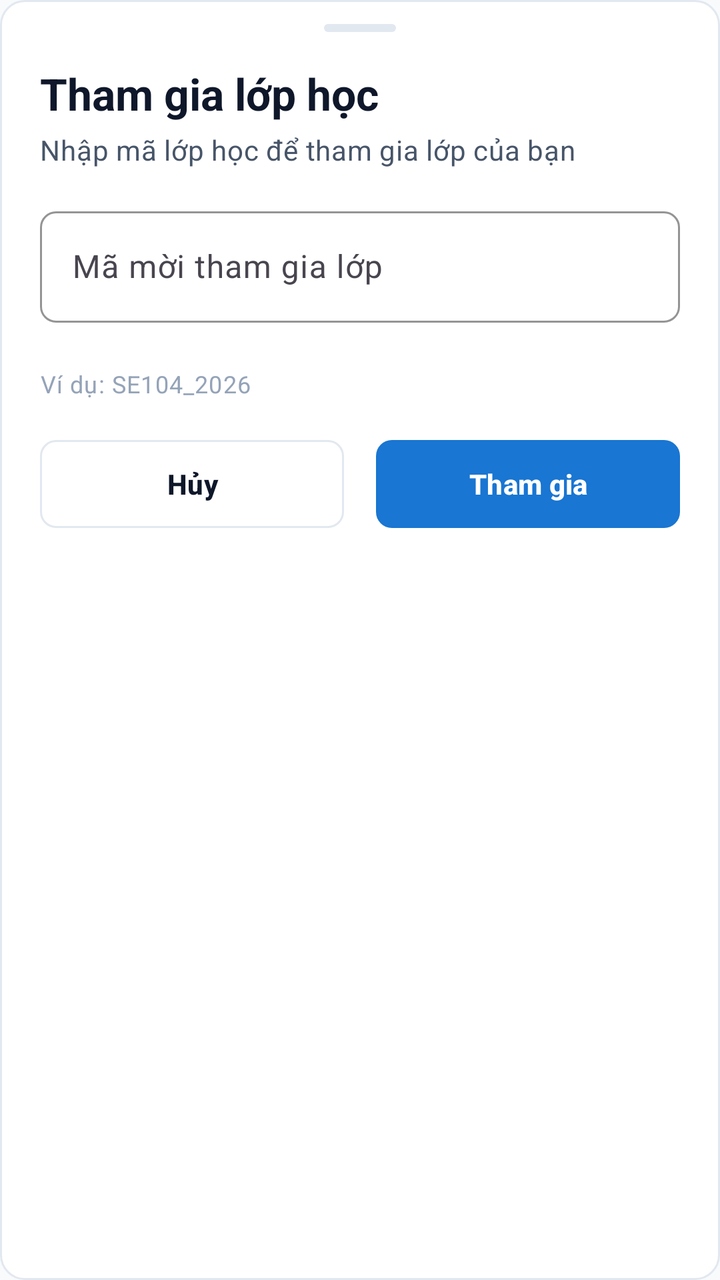
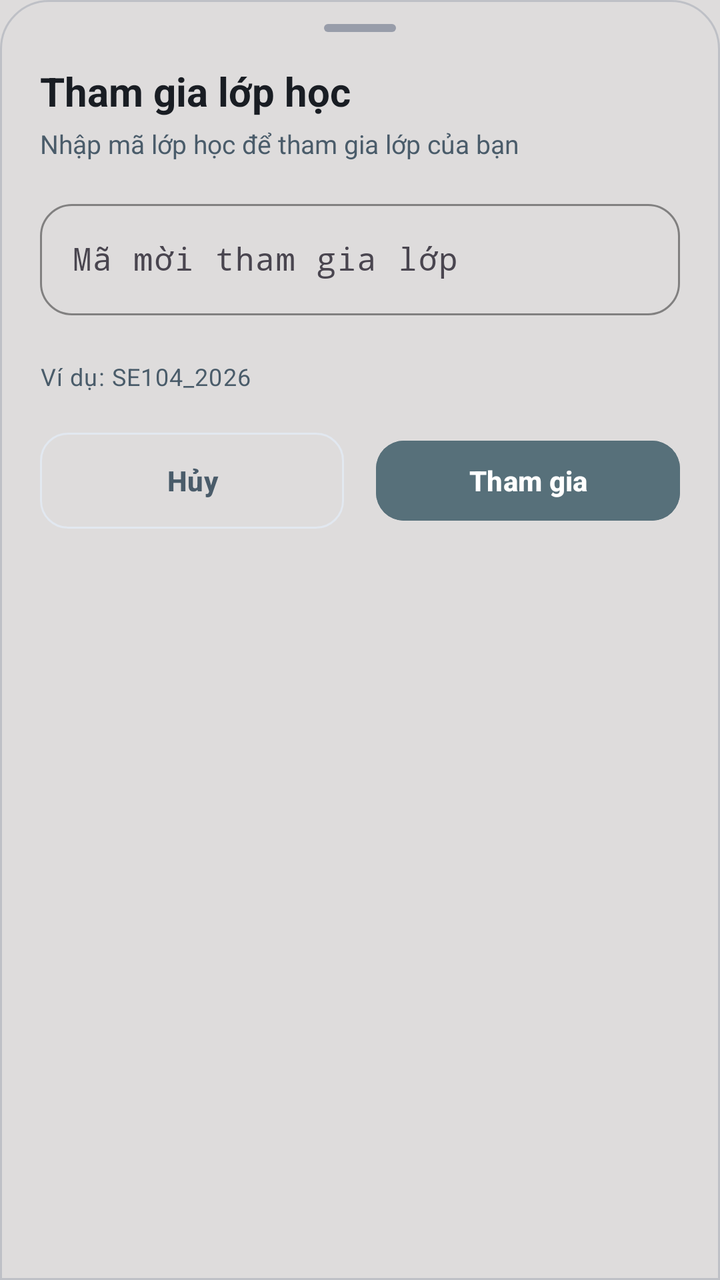

Screens rendered from an Android XML layout before and after an edit, with the pre-edit source and the edit as a unified diff.
<!-- AndroidManifest.xml: application theme Theme.UniClassApp -->
<!-- res/layout/dialog_join_class_bottom_sheet.xml -->
<?xml version="1.0" encoding="utf-8"?>
<LinearLayout xmlns:android="http://schemas.android.com/apk/res/android"
    xmlns:app="http://schemas.android.com/apk/res-auto"
    android:layout_width="match_parent"
    android:layout_height="wrap_content"
    android:background="@drawable/bg_surface_card"
    android:orientation="vertical"
    android:paddingHorizontal="@dimen/space_20"
    android:paddingTop="@dimen/space_12"
    android:paddingBottom="@dimen/space_24">

    
    <View
        android:id="@+id/viewDragHandle"
        android:layout_width="36dp"
        android:layout_height="4dp"
        android:layout_gravity="center_horizontal"
        android:background="@drawable/bg_drag_handle" />

    
    <TextView
        android:id="@+id/tvJoinTitle"
        style="@style/TextAppearance.EduLens.Headline"
        android:layout_width="match_parent"
        android:layout_height="wrap_content"
        android:layout_marginTop="@dimen/space_16"
        android:text="@string/join_class_title" />

    
    <TextView
        android:id="@+id/tvJoinDesc"
        style="@style/TextAppearance.EduLens.Body"
        android:layout_width="match_parent"
        android:layout_height="wrap_content"
        android:layout_marginTop="@dimen/space_4"
        android:text="@string/join_class_desc" />

    
    <com.google.android.material.textfield.TextInputLayout
        android:id="@+id/tilInviteCode"
        style="@style/Widget.Material3.TextInputLayout.OutlinedBox"
        android:layout_width="match_parent"
        android:layout_height="wrap_content"
        android:layout_marginTop="@dimen/space_16"
        android:hint="@string/join_class_code_hint"
        app:boxCornerRadiusBottomEnd="@dimen/radius_sm"
        app:boxCornerRadiusBottomStart="@dimen/radius_sm"
        app:boxCornerRadiusTopEnd="@dimen/radius_sm"
        app:boxCornerRadiusTopStart="@dimen/radius_sm"
        app:boxStrokeColor="@color/color_primary"
        app:errorEnabled="true">

        <com.google.android.material.textfield.TextInputEditText
            android:id="@+id/etInviteCode"
            android:layout_width="match_parent"
            android:layout_height="wrap_content"
            android:inputType="textCapCharacters|textNoSuggestions"
            android:maxLines="1"
            android:singleLine="true"
            android:textColor="@color/text_primary" />
    </com.google.android.material.textfield.TextInputLayout>

    
    <TextView
        android:id="@+id/tvCodeHint"
        style="@style/TextAppearance.EduLens.Caption"
        android:layout_width="match_parent"
        android:layout_height="wrap_content"
        android:layout_marginTop="2dp"
        android:text="@string/join_class_example_hint"
        android:textColor="@color/text_muted" />

    
    <ProgressBar
        android:id="@+id/pbJoinLoading"
        android:layout_width="wrap_content"
        android:layout_height="wrap_content"
        android:layout_gravity="center_horizontal"
        android:layout_marginTop="@dimen/space_12"
        android:indeterminateTint="@color/color_primary"
        android:visibility="gone" />

    
    <LinearLayout
        android:layout_width="match_parent"
        android:layout_height="wrap_content"
        android:layout_marginTop="@dimen/space_20"
        android:orientation="horizontal">

        <com.google.android.material.button.MaterialButton
            android:id="@+id/btnCancelJoin"
            style="@style/Widget.EduLens.Button.Outlined"
            android:layout_width="0dp"
            android:layout_height="44dp"
            android:layout_marginEnd="@dimen/space_8"
            android:layout_weight="1"
            android:text="@string/join_class_cancel" />

        <com.google.android.material.button.MaterialButton
            android:id="@+id/btnSubmitJoin"
            style="@style/Widget.EduLens.Button.Filled"
            android:layout_width="0dp"
            android:layout_height="44dp"
            android:layout_marginStart="@dimen/space_8"
            android:layout_weight="1"
            android:text="@string/join_class_submit" />
    </LinearLayout>

</LinearLayout>
<!-- resources referenced by this layout -->
<resources>
  <color name="color_primary">#1976D2</color>
  <color name="text_muted">#94A3B8</color>
  <color name="text_primary">#0F172A</color>
  <dimen name="radius_sm">8dp</dimen>
  <dimen name="space_12">12dp</dimen>
  <dimen name="space_16">16dp</dimen>
  <dimen name="space_20">20dp</dimen>
  <dimen name="space_24">24dp</dimen>
  <dimen name="space_4">4dp</dimen>
  <dimen name="space_8">8dp</dimen>
  <!-- drawable bg_drag_handle (drawable) -->
  <?xml version="1.0" encoding="utf-8"?>
  <shape xmlns:android="http://schemas.android.com/apk/res/android"
      android:shape="rectangle">
      <corners android:radius="@dimen/radius_pill" />
      <solid android:color="@color/outline_border" />
      <size
          android:width="36dp"
          android:height="4dp" />
  </shape>
  <!-- drawable bg_surface_card (drawable) -->
  <?xml version="1.0" encoding="utf-8"?>
  <shape xmlns:android="http://schemas.android.com/apk/res/android"
      android:shape="rectangle">
      <solid android:color="@color/color_surface" />
      <stroke
          android:width="1dp"
          android:color="@color/outline_border" />
      <corners android:radius="@dimen/radius_md" />
  </shape>
  <string name="join_class_cancel">Hủy</string>
  <string name="join_class_code_hint">Mã mời tham gia lớp</string>
  <string name="join_class_desc">Nhập mã lớp học để tham gia lớp của bạn</string>
  <string name="join_class_example_hint">Ví dụ: SE104_2026</string>
  <string name="join_class_submit">Tham gia</string>
  <string name="join_class_title">Tham gia lớp học</string>
  <style name="TextAppearance.EduLens.Body" parent="TextAppearance.Material3.BodyMedium">
          <item name="android:textSize">14sp</item>
          <item name="android:textStyle">normal</item>
          <item name="android:textColor">@color/text_secondary</item>
      </style>
  <style name="TextAppearance.EduLens.Headline" parent="TextAppearance.Material3.HeadlineSmall">
          <item name="android:textSize">22sp</item>
          <item name="android:textStyle">bold</item>
          <item name="android:textColor">@color/text_primary</item>
      </style>
  <style name="Widget.EduLens.Button.Filled" parent="Widget.Material3.Button">
          <item name="android:minHeight">@dimen/button_height_md</item>
          <item name="android:insetTop">0dp</item>
          <item name="android:insetBottom">0dp</item>
          <item name="backgroundTint">@color/color_primary</item>
          <item name="android:textColor">@color/white</item>
          <item name="cornerRadius">@dimen/radius_sm</item>
          <item name="android:textAllCaps">false</item>
          <item name="android:textStyle">bold</item>
      </style>
  <style name="Theme.UniClassApp" parent="Base.Theme.UniClassApp" />
  <dimen name="radius_pill">999dp</dimen>
  <color name="outline_border">#E2E8F0</color>
  <color name="color_surface">#FFFFFF</color>
  <dimen name="radius_md">12dp</dimen>
  <color name="text_secondary">#475569</color>
  <dimen name="button_height_md">40dp</dimen>
  <color name="white">#FFFFFFFF</color>
  <style name="Base.Theme.UniClassApp" parent="Theme.Material3.Light.NoActionBar">
          <item name="colorPrimary">@color/color_primary</item>
          <item name="colorPrimaryContainer">@color/color_primary_container</item>
          <item name="colorSecondary">@color/color_secondary</item>
          <item name="colorSecondaryContainer">@color/color_secondary_container</item>
          <item name="colorSurface">@color/color_surface</item>
          <item name="android:colorBackground">@color/color_background</item>
          <item name="colorError">@color/color_error</item>
          <item name="android:statusBarColor">@color/color_surface</item>
          <item name="android:windowLightStatusBar" tools:targetApi="m">true</item>
      </style>
  <color name="color_primary_container">#E3F2FD</color>
  <color name="color_secondary">#0288D1</color>
  <color name="color_secondary_container">#E0F2FE</color>
  <color name="color_background">#F8FAFC</color>
  <color name="color_error">#DC2626</color>
  <!-- unchanged entries left out for length: 2 -->
</resources>

<!-- the commit's change to res/layout/dialog_join_class_bottom_sheet.xml (unified diff, before → after) -->
@@ -3,11 +3,11 @@
     xmlns:app="http://schemas.android.com/apk/res-auto"
     android:layout_width="match_parent"
     android:layout_height="wrap_content"
-    android:background="@drawable/bg_surface_card"
+    android:background="@drawable/bg_unified_bottom_sheet"
     android:orientation="vertical"
-    android:paddingHorizontal="@dimen/space_20"
-    android:paddingTop="@dimen/space_12"
-    android:paddingBottom="@dimen/space_24">
+    android:paddingHorizontal="20dp"
+    android:paddingTop="12dp"
+    android:paddingBottom="28dp">
 
     
     <View
@@ -15,25 +15,28 @@
         android:layout_width="36dp"
         android:layout_height="4dp"
         android:layout_gravity="center_horizontal"
-        android:background="@drawable/bg_drag_handle" />
+        android:background="@drawable/bg_unified_drag_handle" />
 
     
     <TextView
         android:id="@+id/tvJoinTitle"
-        style="@style/TextAppearance.EduLens.Headline"
         android:layout_width="match_parent"
         android:layout_height="wrap_content"
-        android:layout_marginTop="@dimen/space_16"
-        android:text="@string/join_class_title" />
+        android:layout_marginTop="16dp"
+        android:text="@string/join_class_title"
+        android:textColor="@color/uc_text_primary"
+        android:textSize="20sp"
+        android:textStyle="bold" />
 
     
     <TextView
         android:id="@+id/tvJoinDesc"
-        style="@style/TextAppearance.EduLens.Body"
         android:layout_width="match_parent"
         android:layout_height="wrap_content"
-        android:layout_marginTop="@dimen/space_4"
-        android:text="@string/join_class_desc" />
+        android:layout_marginTop="4dp"
+        android:text="@string/join_class_desc"
+        android:textColor="@color/uc_text_secondary"
+        android:textSize="13sp" />
 
     
     <com.google.android.material.textfield.TextInputLayout
@@ -41,23 +44,24 @@
         style="@style/Widget.Material3.TextInputLayout.OutlinedBox"
         android:layout_width="match_parent"
         android:layout_height="wrap_content"
-        android:layout_marginTop="@dimen/space_16"
+        android:layout_marginTop="16dp"
         android:hint="@string/join_class_code_hint"
-        app:boxCornerRadiusBottomEnd="@dimen/radius_sm"
-        app:boxCornerRadiusBottomStart="@dimen/radius_sm"
-        app:boxCornerRadiusTopEnd="@dimen/radius_sm"
-        app:boxCornerRadiusTopStart="@dimen/radius_sm"
-        app:boxStrokeColor="@color/color_primary"
+        app:boxCornerRadiusBottomEnd="16dp"
+        app:boxCornerRadiusBottomStart="16dp"
+        app:boxCornerRadiusTopEnd="16dp"
+        app:boxCornerRadiusTopStart="16dp"
+        app:boxStrokeColor="@color/p2_teal"
         app:errorEnabled="true">
 
         <com.google.android.material.textfield.TextInputEditText
             android:id="@+id/etInviteCode"
             android:layout_width="match_parent"
             android:layout_height="wrap_content"
+            android:fontFamily="monospace"
             android:inputType="textCapCharacters|textNoSuggestions"
             android:maxLines="1"
             android:singleLine="true"
-            android:textColor="@color/text_primary" />
+            android:textColor="@color/uc_text_primary" />
     </com.google.android.material.textfield.TextInputLayout>
 
     
@@ -68,7 +72,7 @@
         android:layout_height="wrap_content"
         android:layout_marginTop="2dp"
         android:text="@string/join_class_example_hint"
-        android:textColor="@color/text_muted" />
+        android:textColor="@color/uc_text_secondary" />
 
     
     <ProgressBar
@@ -76,34 +80,40 @@
         android:layout_width="wrap_content"
         android:layout_height="wrap_content"
         android:layout_gravity="center_horizontal"
-        android:layout_marginTop="@dimen/space_12"
-        android:indeterminateTint="@color/color_primary"
+        android:layout_marginTop="12dp"
+        android:indeterminateTint="@color/p2_teal"
         android:visibility="gone" />
 
     
     <LinearLayout
         android:layout_width="match_parent"
         android:layout_height="wrap_content"
-        android:layout_marginTop="@dimen/space_20"
+        android:layout_marginTop="20dp"
         android:orientation="horizontal">
 
         <com.google.android.material.button.MaterialButton
             android:id="@+id/btnCancelJoin"
             style="@style/Widget.EduLens.Button.Outlined"
             android:layout_width="0dp"
-            android:layout_height="44dp"
-            android:layout_marginEnd="@dimen/space_8"
+            android:layout_height="48dp"
+            android:layout_marginEnd="8dp"
             android:layout_weight="1"
-            android:text="@string/join_class_cancel" />
+            android:strokeColor="@color/uc_border_card"
+            android:text="@string/join_class_cancel"
+            android:textColor="@color/uc_text_secondary"
+            app:cornerRadius="14dp" />
 
         <com.google.android.material.button.MaterialButton
             android:id="@+id/btnSubmitJoin"
-            style="@style/Widget.EduLens.Button.Filled"
             android:layout_width="0dp"
-            android:layout_height="44dp"
-            android:layout_marginStart="@dimen/space_8"
+            android:layout_height="48dp"
+            android:layout_marginStart="8dp"
             android:layout_weight="1"
-            android:text="@string/join_class_submit" />
+            android:backgroundTint="@color/p2_teal"
+            android:text="@string/join_class_submit"
+            android:textColor="#FFFFFF"
+            android:textStyle="bold"
+            app:cornerRadius="14dp" />
     </LinearLayout>
 
 </LinearLayout>
<!-- resource entries referenced after the edit -->
@@ -1,84 +1,53 @@
 <!-- resources referenced by this layout -->
 <resources>
-  <color name="color_primary">#1976D2</color>
-  <color name="text_muted">#94A3B8</color>
-  <color name="text_primary">#0F172A</color>
-  <dimen name="radius_sm">8dp</dimen>
-  <dimen name="space_12">12dp</dimen>
-  <dimen name="space_16">16dp</dimen>
-  <dimen name="space_20">20dp</dimen>
-  <dimen name="space_24">24dp</dimen>
-  <dimen name="space_4">4dp</dimen>
-  <dimen name="space_8">8dp</dimen>
-  <!-- drawable bg_drag_handle (drawable) -->
+  <color name="p2_teal">#57707A</color>
+  <color name="uc_border_card">#73989DAA</color>
+  <color name="uc_text_primary">#191D23</color>
+  <color name="uc_text_secondary">#4A5C6A</color>
+  <!-- drawable bg_unified_bottom_sheet (drawable) -->
   <?xml version="1.0" encoding="utf-8"?>
   <shape xmlns:android="http://schemas.android.com/apk/res/android"
       android:shape="rectangle">
-      <corners android:radius="@dimen/radius_pill" />
-      <solid android:color="@color/outline_border" />
-      <size
-          android:width="36dp"
-          android:height="4dp" />
+      <solid android:color="@color/uc_bg_bottom_nav" />
+      <corners
+          android:topLeftRadius="24dp"
+          android:topRightRadius="24dp" />
+      <stroke
+          android:width="1dp"
+          android:color="@color/uc_border_card" />
   </shape>
-  <!-- drawable bg_surface_card (drawable) -->
+  <!-- drawable bg_unified_drag_handle (drawable) -->
   <?xml version="1.0" encoding="utf-8"?>
   <shape xmlns:android="http://schemas.android.com/apk/res/android"
       android:shape="rectangle">
-      <solid android:color="@color/color_surface" />
-      <stroke
-          android:width="1dp"
-          android:color="@color/outline_border" />
-      <corners android:radius="@dimen/radius_md" />
+      <solid android:color="@color/p2_surface" />
+      <corners android:radius="999dp" />
   </shape>
+  <color name="text_primary">#0F172A</color>
+  <dimen name="radius_sm">8dp</dimen>
   <string name="join_class_cancel">Hủy</string>
   <string name="join_class_code_hint">Mã mời tham gia lớp</string>
   <string name="join_class_desc">Nhập mã lớp học để tham gia lớp của bạn</string>
   <string name="join_class_example_hint">Ví dụ: SE104_2026</string>
   <string name="join_class_submit">Tham gia</string>
   <string name="join_class_title">Tham gia lớp học</string>
-  <style name="TextAppearance.EduLens.Body" parent="TextAppearance.Material3.BodyMedium">
-          <item name="android:textSize">14sp</item>
-          <item name="android:textStyle">normal</item>
-          <item name="android:textColor">@color/text_secondary</item>
-      </style>
-  <style name="TextAppearance.EduLens.Headline" parent="TextAppearance.Material3.HeadlineSmall">
-          <item name="android:textSize">22sp</item>
-          <item name="android:textStyle">bold</item>
-          <item name="android:textColor">@color/text_primary</item>
-      </style>
-  <style name="Widget.EduLens.Button.Filled" parent="Widget.Material3.Button">
-          <item name="android:minHeight">@dimen/button_height_md</item>
-          <item name="android:insetTop">0dp</item>
-          <item name="android:insetBottom">0dp</item>
-          <item name="backgroundTint">@color/color_primary</item>
-          <item name="android:textColor">@color/white</item>
-          <item name="cornerRadius">@dimen/radius_sm</item>
-          <item name="android:textAllCaps">false</item>
-          <item name="android:textStyle">bold</item>
-      </style>
   <style name="Theme.UniClassApp" parent="Base.Theme.UniClassApp" />
-  <dimen name="radius_pill">999dp</dimen>
+  <color name="uc_bg_bottom_nav">@color/uc_bg_canvas</color>
+  <color name="p2_surface">#989DAA</color>
   <color name="outline_border">#E2E8F0</color>
-  <color name="color_surface">#FFFFFF</color>
-  <dimen name="radius_md">12dp</dimen>
   <color name="text_secondary">#475569</color>
   <dimen name="button_height_md">40dp</dimen>
-  <color name="white">#FFFFFFFF</color>
-  <style name="Base.Theme.UniClassApp" parent="Theme.Material3.Light.NoActionBar">
-          <item name="colorPrimary">@color/color_primary</item>
-          <item name="colorPrimaryContainer">@color/color_primary_container</item>
-          <item name="colorSecondary">@color/color_secondary</item>
-          <item name="colorSecondaryContainer">@color/color_secondary_container</item>
-          <item name="colorSurface">@color/color_surface</item>
-          <item name="android:colorBackground">@color/color_background</item>
+  <style name="Base.Theme.UniClassApp" parent="Theme.Material3.DayNight.NoActionBar">
+          <item name="colorPrimary">@color/p2_teal</item>
+          <item name="colorSecondary">@color/p2_lavender</item>
+          <item name="colorSurface">@color/uc_bg_canvas</item>
+          <item name="android:colorBackground">@color/uc_bg_canvas</item>
           <item name="colorError">@color/color_error</item>
-          <item name="android:statusBarColor">@color/color_surface</item>
+          <item name="android:statusBarColor">@color/uc_bg_canvas</item>
           <item name="android:windowLightStatusBar" tools:targetApi="m">true</item>
       </style>
-  <color name="color_primary_container">#E3F2FD</color>
-  <color name="color_secondary">#0288D1</color>
-  <color name="color_secondary_container">#E0F2FE</color>
-  <color name="color_background">#F8FAFC</color>
+  <color name="uc_bg_canvas">#DEDCDC</color>
+  <color name="p2_lavender">#C5BAC4</color>
   <color name="color_error">#DC2626</color>
   <!-- unchanged entries left out for length: 2 -->
 </resources>
